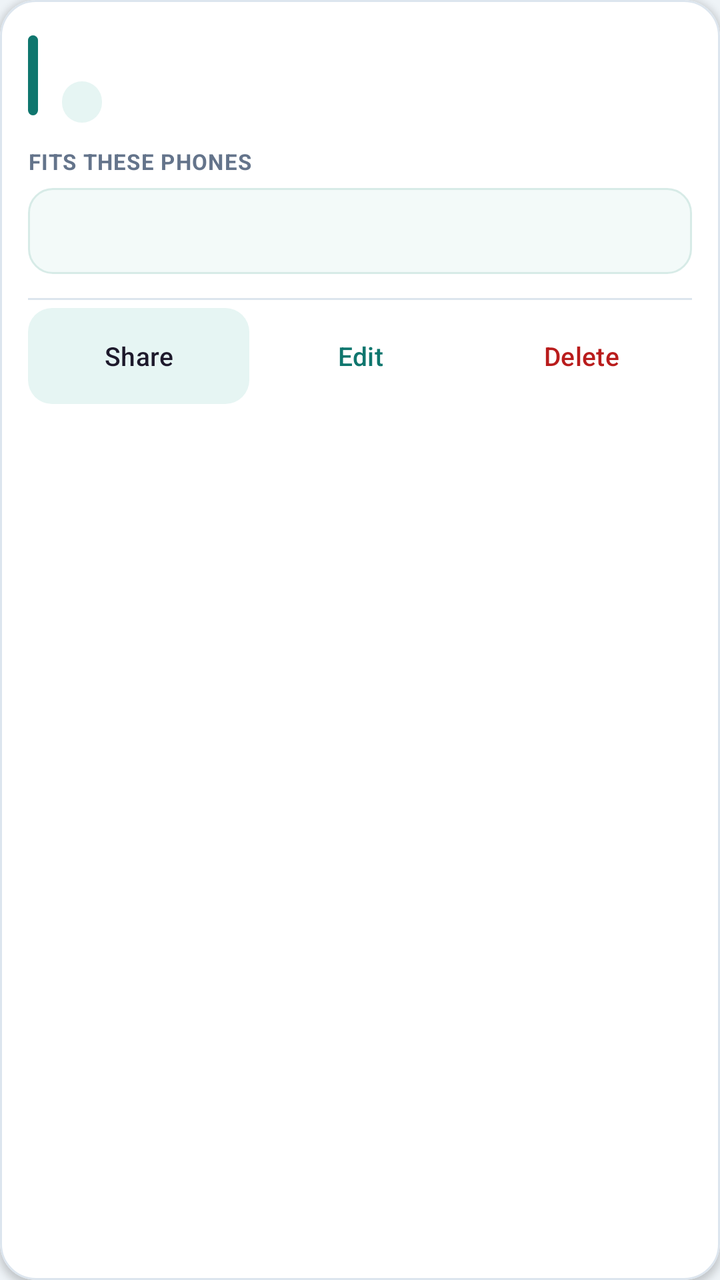
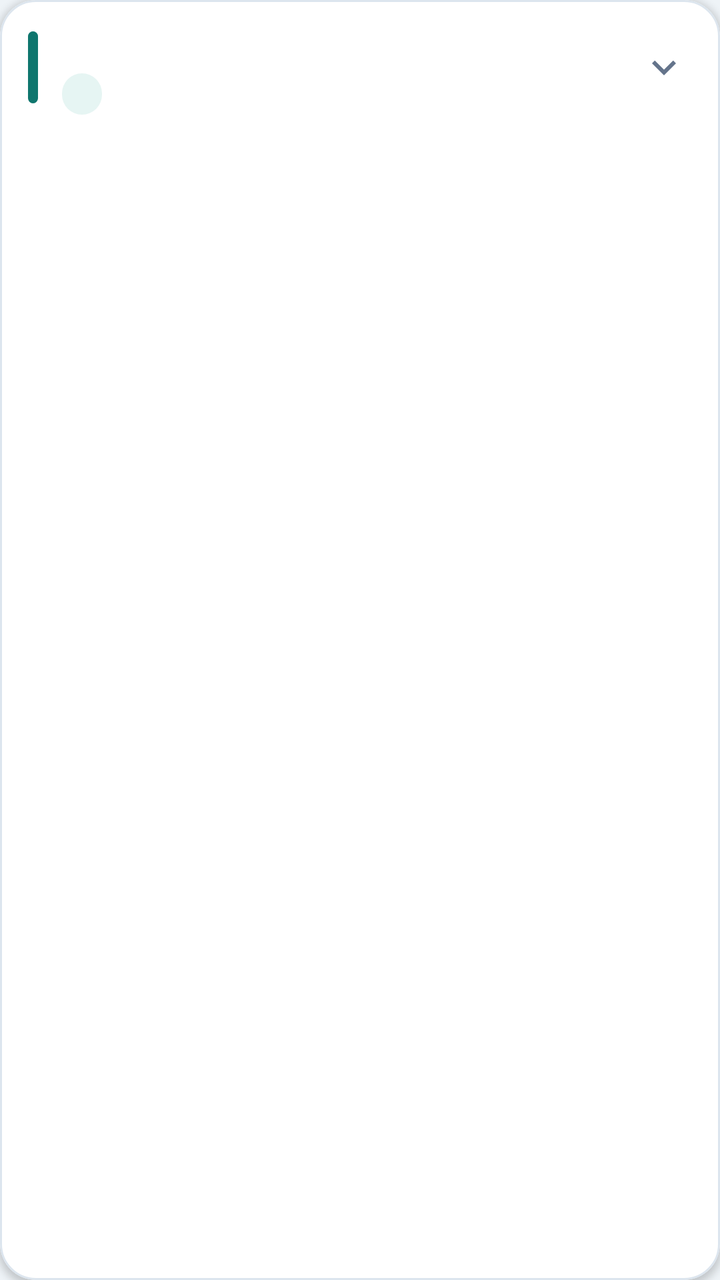

Before-and-after screenshots of an Android layout around one commit, followed by the original layout XML and the change that was made.
<!-- AndroidManifest.xml: application theme Theme.FineTrade -->
<!-- res/layout/item_protector.xml -->
<?xml version="1.0" encoding="utf-8"?>
<com.google.android.material.card.MaterialCardView xmlns:android="http://schemas.android.com/apk/res/android"
    xmlns:app="http://schemas.android.com/apk/res-auto"
    android:layout_width="match_parent"
    android:layout_height="wrap_content"
    android:layout_marginBottom="12dp"
    app:cardBackgroundColor="@android:color/white"
    app:cardCornerRadius="@dimen/card_radius"
    app:cardElevation="2dp"
    app:strokeColor="@color/card_stroke"
    app:strokeWidth="1dp">

    <LinearLayout
        android:layout_width="match_parent"
        android:layout_height="wrap_content"
        android:orientation="vertical"
        android:padding="14dp">

        <LinearLayout
            android:layout_width="match_parent"
            android:layout_height="wrap_content"
            android:gravity="center_vertical"
            android:orientation="horizontal">

            <View
                android:layout_width="5dp"
                android:layout_height="40dp"
                android:background="@drawable/bg_accent_bar" />

            <LinearLayout
                android:layout_width="0dp"
                android:layout_height="wrap_content"
                android:layout_marginStart="12dp"
                android:layout_weight="1"
                android:orientation="vertical">

                <TextView
                    android:id="@+id/title"
                    android:layout_width="match_parent"
                    android:layout_height="wrap_content"
                    android:ellipsize="end"
                    android:maxLines="2"
                    android:textColor="@color/ink"
                    android:textSize="17sp"
                    android:textStyle="bold" />

                <TextView
                    android:id="@+id/modelCount"
                    android:layout_width="wrap_content"
                    android:layout_height="wrap_content"
                    android:layout_marginTop="4dp"
                    android:background="@drawable/bg_model_chip"
                    android:paddingStart="10dp"
                    android:paddingTop="3dp"
                    android:paddingEnd="10dp"
                    android:paddingBottom="3dp"
                    android:textColor="@color/teal_dark"
                    android:textSize="11sp"
                    android:textStyle="bold" />
            </LinearLayout>
        </LinearLayout>

        <TextView
            android:layout_width="match_parent"
            android:layout_height="wrap_content"
            android:layout_marginTop="12dp"
            android:letterSpacing="0.04"
            android:text="FITS THESE PHONES"
            android:textColor="@color/muted"
            android:textSize="11sp"
            android:textStyle="bold" />

        <TextView
            android:id="@+id/models"
            android:layout_width="match_parent"
            android:layout_height="wrap_content"
            android:layout_marginTop="6dp"
            android:background="@drawable/bg_models_panel"
            android:lineSpacingExtra="3dp"
            android:padding="12dp"
            android:textColor="@color/teal_dark"
            android:textSize="14sp" />

        <View
            android:layout_width="match_parent"
            android:layout_height="1dp"
            android:layout_marginTop="12dp"
            android:background="@color/card_stroke" />

        <LinearLayout
            android:layout_width="match_parent"
            android:layout_height="wrap_content"
            android:layout_marginTop="4dp"
            android:gravity="center_vertical"
            android:orientation="horizontal"
            android:weightSum="3">

            <com.google.android.material.button.MaterialButton
                android:id="@+id/btnShare"
                style="@style/Widget.Material3.Button.TonalButton"
                android:layout_width="0dp"
                android:layout_height="wrap_content"
                android:layout_weight="1"
                android:insetTop="0dp"
                android:insetBottom="0dp"
                android:minHeight="@dimen/touch_min"
                android:text="Share"
                android:textAllCaps="false"
                android:textSize="13sp"
                app:backgroundTint="@color/teal_soft"
                app:cornerRadius="12dp" />

            <com.google.android.material.button.MaterialButton
                android:id="@+id/btnEdit"
                style="@style/Widget.Material3.Button.TextButton"
                android:layout_width="0dp"
                android:layout_height="wrap_content"
                android:layout_weight="1"
                android:insetTop="0dp"
                android:insetBottom="0dp"
                android:minHeight="@dimen/touch_min"
                android:text="Edit"
                android:textAllCaps="false"
                android:textSize="13sp" />

            <com.google.android.material.button.MaterialButton
                android:id="@+id/btnDelete"
                style="@style/Widget.Material3.Button.TextButton"
                android:layout_width="0dp"
                android:layout_height="wrap_content"
                android:layout_weight="1"
                android:insetTop="0dp"
                android:insetBottom="0dp"
                android:minHeight="@dimen/touch_min"
                android:text="Delete"
                android:textAllCaps="false"
                android:textColor="#B91C1C"
                android:textSize="13sp" />
        </LinearLayout>
    </LinearLayout>
</com.google.android.material.card.MaterialCardView>
<!-- resources referenced by this layout -->
<resources>
  <color name="card_stroke">#DCE5EE</color>
  <color name="ink">#0B1220</color>
  <color name="muted">#64748B</color>
  <color name="teal_dark">#0B5C56</color>
  <color name="teal_soft">#E6F5F3</color>
  <dimen name="card_radius">18dp</dimen>
  <dimen name="touch_min">48dp</dimen>
  <!-- drawable bg_accent_bar (drawable) -->
  <?xml version="1.0" encoding="utf-8"?>
  <shape xmlns:android="http://schemas.android.com/apk/res/android">
      <solid android:color="@color/teal" />
      <corners android:radius="999dp" />
  </shape>
  <!-- drawable bg_model_chip (drawable) -->
  <?xml version="1.0" encoding="utf-8"?>
  <shape xmlns:android="http://schemas.android.com/apk/res/android">
      <solid android:color="@color/teal_soft" />
      <corners android:radius="999dp" />
  </shape>
  <!-- drawable bg_models_panel (drawable) -->
  <?xml version="1.0" encoding="utf-8"?>
  <shape xmlns:android="http://schemas.android.com/apk/res/android">
      <solid android:color="#F3FAF9" />
      <corners android:radius="12dp" />
      <stroke
          android:width="1dp"
          android:color="#D7EBE7" />
  </shape>
  <style name="Theme.FineTrade" parent="Theme.Material3.Light.NoActionBar">
          <item name="colorPrimary">@color/teal</item>
          <item name="colorPrimaryContainer">@color/teal_soft</item>
          <item name="colorOnPrimary">@android:color/white</item>
          <item name="android:statusBarColor">@color/teal_dark</item>
          <item name="android:navigationBarColor">@android:color/white</item>
          <item name="android:windowBackground">@color/bg</item>
          <item name="android:windowLightStatusBar">false</item>
          <item name="android:forceDarkAllowed">false</item>
      </style>
  <color name="teal">#0F766E</color>
  <color name="bg">#EEF3F7</color>
</resources>

<!-- the commit's change to res/layout/item_protector.xml (unified diff, before → after) -->
@@ -13,18 +13,24 @@
     <LinearLayout
         android:layout_width="match_parent"
         android:layout_height="wrap_content"
-        android:orientation="vertical"
-        android:padding="14dp">
+        android:orientation="vertical">
 
         <LinearLayout
+            android:id="@+id/headerRow"
             android:layout_width="match_parent"
             android:layout_height="wrap_content"
+            android:background="?attr/selectableItemBackground"
             android:gravity="center_vertical"
-            android:orientation="horizontal">
+            android:minHeight="@dimen/touch_min"
+            android:orientation="horizontal"
+            android:paddingStart="14dp"
+            android:paddingTop="10dp"
+            android:paddingEnd="8dp"
+            android:paddingBottom="10dp">
 
             <View
                 android:layout_width="5dp"
-                android:layout_height="40dp"
+                android:layout_height="36dp"
                 android:background="@drawable/bg_accent_bar" />
 
             <LinearLayout
@@ -58,84 +64,103 @@
                     android:textSize="11sp"
                     android:textStyle="bold" />
             </LinearLayout>
+
+            <ImageView
+                android:id="@+id/btnExpand"
+                android:layout_width="40dp"
+                android:layout_height="40dp"
+                android:contentDescription="@string/expand_card"
+                android:padding="8dp"
+                android:src="@drawable/ic_expand_more" />
         </LinearLayout>
 
-        <TextView
+        <LinearLayout
+            android:id="@+id/detailsPanel"
             android:layout_width="match_parent"
             android:layout_height="wrap_content"
-            android:layout_marginTop="12dp"
-            android:letterSpacing="0.04"
-            android:text="FITS THESE PHONES"
-            android:textColor="@color/muted"
-            android:textSize="11sp"
-            android:textStyle="bold" />
+            android:orientation="vertical"
+            android:paddingStart="14dp"
+            android:paddingEnd="14dp"
+            android:paddingBottom="8dp"
+            android:visibility="gone">
 
-        <TextView
-            android:id="@+id/models"
-            android:layout_width="match_parent"
-            android:layout_height="wrap_content"
-            android:layout_marginTop="6dp"
-            android:background="@drawable/bg_models_panel"
-            android:lineSpacingExtra="3dp"
-            android:padding="12dp"
-            android:textColor="@color/teal_dark"
-            android:textSize="14sp" />
+            <TextView
+                android:id="@+id/fitsLabel"
+                android:layout_width="match_parent"
+                android:layout_height="wrap_content"
+                android:letterSpacing="0.04"
+                android:text="FITS THESE PHONES"
+                android:textColor="@color/muted"
+                android:textSize="11sp"
+                android:textStyle="bold" />
 
-        <View
-            android:layout_width="match_parent"
-            android:layout_height="1dp"
-            android:layout_marginTop="12dp"
-            android:background="@color/card_stroke" />
+            <TextView
+                android:id="@+id/models"
+                android:layout_width="match_parent"
+                android:layout_height="wrap_content"
+                android:layout_marginTop="6dp"
+                android:background="@drawable/bg_models_panel"
+                android:lineSpacingExtra="3dp"
+                android:padding="12dp"
+                android:textColor="@color/teal_dark"
+                android:textSize="14sp" />
 
-        <LinearLayout
-            android:layout_width="match_parent"
-            android:layout_height="wrap_content"
-            android:layout_marginTop="4dp"
-            android:gravity="center_vertical"
-            android:orientation="horizontal"
-            android:weightSum="3">
+            <View
+                android:layout_width="match_parent"
+                android:layout_height="1dp"
+                android:layout_marginTop="12dp"
+                android:background="@color/card_stroke" />
 
-            <com.google.android.material.button.MaterialButton
-                android:id="@+id/btnShare"
-                style="@style/Widget.Material3.Button.TonalButton"
-                android:layout_width="0dp"
+            <LinearLayout
+                android:layout_width="match_parent"
                 android:layout_height="wrap_content"
-                android:layout_weight="1"
-                android:insetTop="0dp"
-                android:insetBottom="0dp"
-                android:minHeight="@dimen/touch_min"
-                android:text="Share"
-                android:textAllCaps="false"
-                android:textSize="13sp"
-                app:backgroundTint="@color/teal_soft"
-                app:cornerRadius="12dp" />
+                android:layout_marginTop="4dp"
+                android:gravity="center_vertical"
+                android:orientation="horizontal"
+                android:weightSum="3">
 
-            <com.google.android.material.button.MaterialButton
-                android:id="@+id/btnEdit"
-                style="@style/Widget.Material3.Button.TextButton"
-                android:layout_width="0dp"
-                android:layout_height="wrap_content"
-                android:layout_weight="1"
-                android:insetTop="0dp"
-                android:insetBottom="0dp"
-                android:minHeight="@dimen/touch_min"
-                android:text="Edit"
-                android:textAllCaps="false"
-                android:textSize="13sp" />
+                <com.google.android.material.button.MaterialButton
+                    android:id="@+id/btnShare"
+                    style="@style/Widget.Material3.Button.TonalButton"
+                    android:layout_width="0dp"
+                    android:layout_height="wrap_content"
+                    android:layout_weight="1"
+                    android:insetTop="0dp"
+                    android:insetBottom="0dp"
+                    android:minHeight="@dimen/touch_min"
+                    android:text="Share"
+                    android:textAllCaps="false"
+                    android:textSize="13sp"
+                    app:backgroundTint="@color/teal_soft"
+                    app:cornerRadius="12dp" />
 
-            <com.google.android.material.button.MaterialButton
-                android:id="@+id/btnDelete"
-                style="@style/Widget.Material3.Button.TextButton"
-                android:layout_width="0dp"
-                android:layout_height="wrap_content"
-                android:layout_weight="1"
-                android:insetTop="0dp"
-                android:insetBottom="0dp"
-                android:minHeight="@dimen/touch_min"
-                android:text="Delete"
-                android:textAllCaps="false"
-                android:textColor="#B91C1C"
-                android:textSize="13sp" />
+                <com.google.android.material.button.MaterialButton
+                    android:id="@+id/btnEdit"
+                    style="@style/Widget.Material3.Button.TextButton"
+                    android:layout_width="0dp"
+                    android:layout_height="wrap_content"
+                    android:layout_weight="1"
+                    android:insetTop="0dp"
+                    android:insetBottom="0dp"
+                    android:minHeight="@dimen/touch_min"
+                    android:text="Edit"
+                    android:textAllCaps="false"
+                    android:textSize="13sp" />
+
+                <com.google.android.material.button.MaterialButton
+                    android:id="@+id/btnDelete"
+                    style="@style/Widget.Material3.Button.TextButton"
+                    android:layout_width="0dp"
+                    android:layout_height="wrap_content"
+                    android:layout_weight="1"
+                    android:insetTop="0dp"
+                    android:insetBottom="0dp"
+                    android:minHeight="@dimen/touch_min"
+                    android:text="Delete"
+                    android:textAllCaps="false"
+                    android:textColor="#B91C1C"
+                    android:textSize="13sp" />
+            </LinearLayout>
         </LinearLayout>
     </LinearLayout>
 </com.google.android.material.card.MaterialCardView>
<!-- resource entries referenced after the edit -->
@@ -28,6 +28,18 @@
           android:width="1dp"
           android:color="#D7EBE7" />
   </shape>
+  <!-- drawable ic_expand_more (drawable) -->
+  <?xml version="1.0" encoding="utf-8"?>
+  <vector xmlns:android="http://schemas.android.com/apk/res/android"
+      android:width="24dp"
+      android:height="24dp"
+      android:viewportWidth="24"
+      android:viewportHeight="24">
+      <path
+          android:fillColor="@color/muted"
+          android:pathData="M7.41,8.59L12,13.17l4.59,-4.58L18,10l-6,6 -6,-6z" />
+  </vector>
+  <string name="expand_card">Show phone models</string>
   <style name="Theme.FineTrade" parent="Theme.Material3.Light.NoActionBar">
           <item name="colorPrimary">@color/teal</item>
           <item name="colorPrimaryContainer">@color/teal_soft</item>
